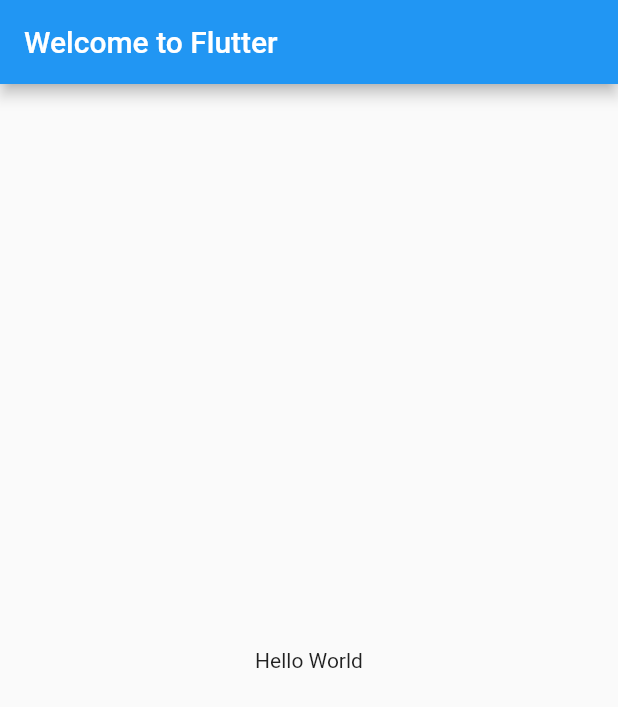
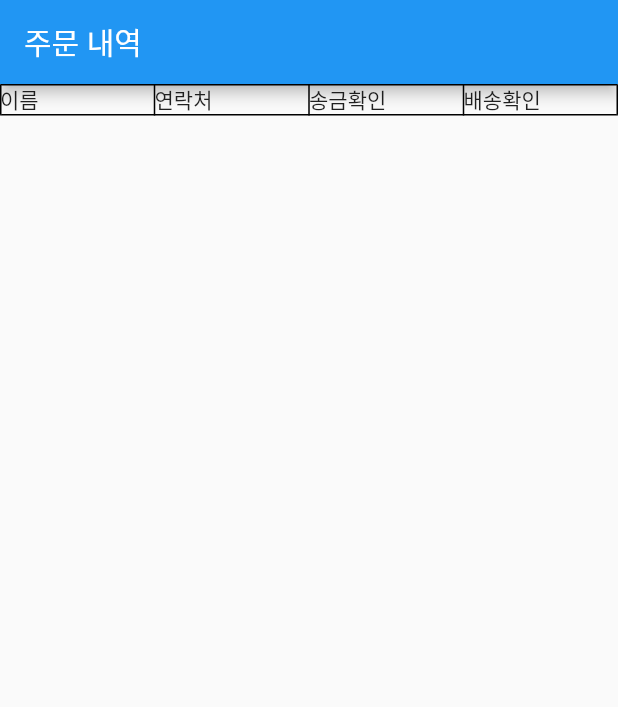
Before and after one commit to steadev/order-management, a Flutter app: the screen it shows after launch, on a phone screen of 412 x 824 dp. Shown: the top 707 px of the screen. Run offline on Flutter 3.47's test engine with Material 2 defaults, Android fonts, the phone set to English and light mode, and no system bars.

Commit message:
feat: add table view

```diff
--- a/lib/main.dart
+++ b/lib/main.dart
@@ -11,12 +11,18 @@
       title: '주문 내역',
       home: Scaffold(
         appBar: AppBar(
-          title: const Text('Welcome to Flutter'),
+          title: const Text('주문 내역'),
         ),
-        body: const Center(
-          child: Text('Hello World'),
+        body: Table(
+          border: TableBorder.all(),
+          children: [
+            buildRow(['이름', '연락처', '송금확인', '배송확인'])
+          ],
         ),
       ),
     );
   }
+
+  TableRow buildRow(List<String> cells) =>
+      TableRow(children: cells.map((cell) => Text(cell)).toList());
 }
```
Also changed, not shown: 1 other file.
